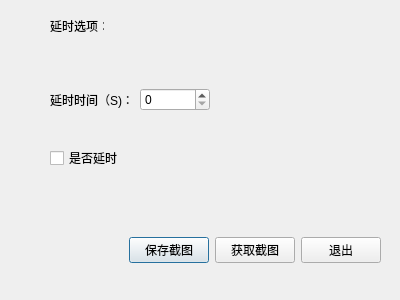
First picture: the form in snap.ui, repository JackZ0/2, before the edit.
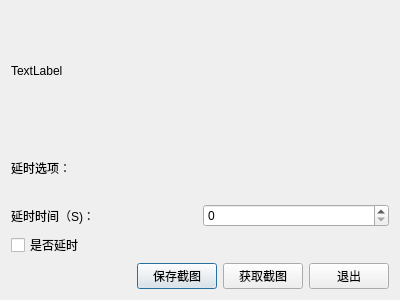
Second picture: the form after the edit.

The edit to the form file:
```diff
--- a/snap.ui
+++ b/snap.ui
@@ -13,41 +13,49 @@
   <property name="windowTitle">
    <string>Dialog</string>
   </property>
+  <layout class="QVBoxLayout" name="verticalLayout_3">
+   <item>
+    <layout class="QVBoxLayout" name="verticalLayout_2">
+     <item>
+      <widget class="QLabel" name="screenlabel">
+       <property name="text">
+        <string>TextLabel</string>
+       </property>
+      </widget>
+     </item>
+     <item>
+      <layout class="QVBoxLayout" name="verticalLayout">
+       <item>
   <widget class="QLabel" name="label">
-   <property name="geometry">
-    <rect>
-     <x>50</x>
-     <y>20</y>
-     <width>54</width>
-     <height>12</height>
-    </rect>
-   </property>
    <property name="text">
     <string>延时选项：</string>
    </property>
   </widget>
+       </item>
+       <item>
+        <layout class="QHBoxLayout" name="horizontalLayout_2">
+         <item>
+          <widget class="QLabel" name="label_2">
+           <property name="text">
+            <string>延时时间（S)：</string>
+           </property>
+          </widget>
+         </item>
+         <item>
+          <widget class="QSpinBox" name="spinBox"/>
+         </item>
+        </layout>
+       </item>
+       <item>
   <widget class="QCheckBox" name="checkBox">
-   <property name="geometry">
-    <rect>
-     <x>50</x>
-     <y>150</y>
-     <width>71</width>
-     <height>16</height>
-    </rect>
-   </property>
    <property name="text">
     <string>是否延时</string>
    </property>
   </widget>
-  <widget class="QWidget" name="horizontalLayoutWidget">
-   <property name="geometry">
-    <rect>
-     <x>30</x>
-     <y>210</y>
-     <width>351</width>
-     <height>80</height>
-    </rect>
-   </property>
+       </item>
+      </layout>
+     </item>
+     <item>
    <layout class="QHBoxLayout" name="horizontalLayout">
     <item>
      <spacer name="horizontalSpacer">
@@ -84,29 +92,10 @@
      </widget>
     </item>
    </layout>
-  </widget>
-  <widget class="QWidget" name="horizontalLayoutWidget_2">
-   <property name="geometry">
-    <rect>
-     <x>50</x>
-     <y>60</y>
-     <width>160</width>
-     <height>80</height>
-    </rect>
-   </property>
-   <layout class="QHBoxLayout" name="horizontalLayout_2">
-    <item>
-     <widget class="QLabel" name="label_2">
-      <property name="text">
-       <string>延时时间（S)：</string>
-      </property>
-     </widget>
-    </item>
-    <item>
-     <widget class="QSpinBox" name="spinBox"/>
-    </item>
-   </layout>
-  </widget>
+     </item>
+    </layout>
+   </item>
+  </layout>
   <zorder>label</zorder>
   <zorder>checkBox</zorder>
   <zorder>horizontalLayoutWidget</zorder>
```
Left out of the diff: 1 changed line with no effect on the pictures. Lines whose indentation alone changed are shown as unchanged.
